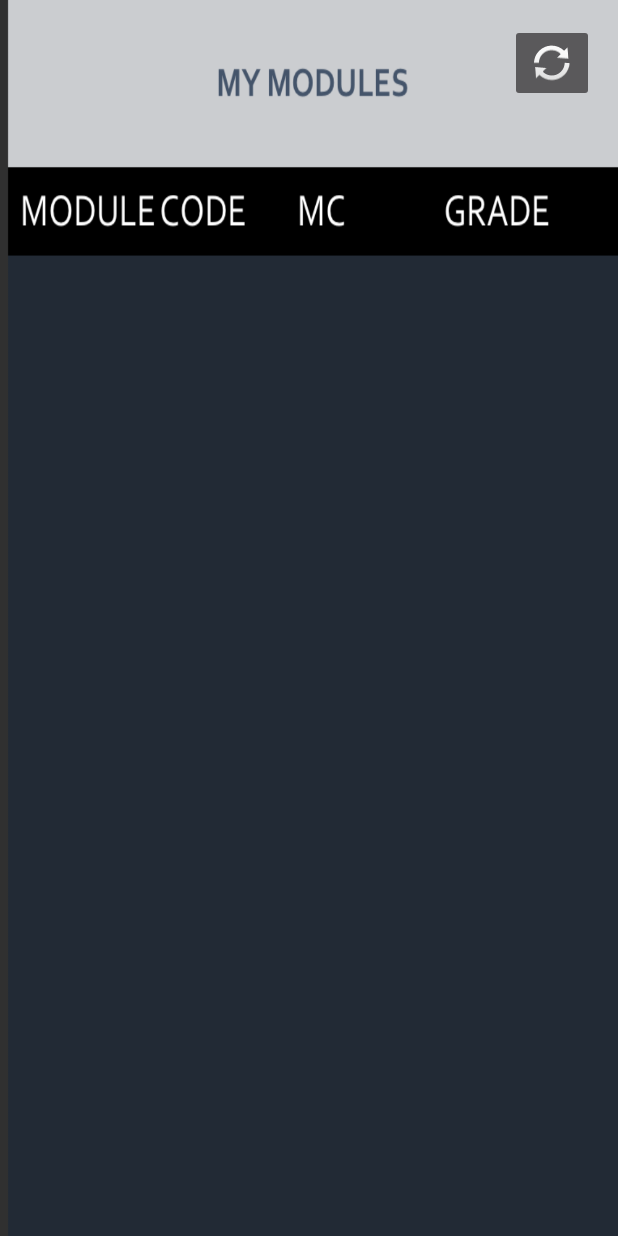
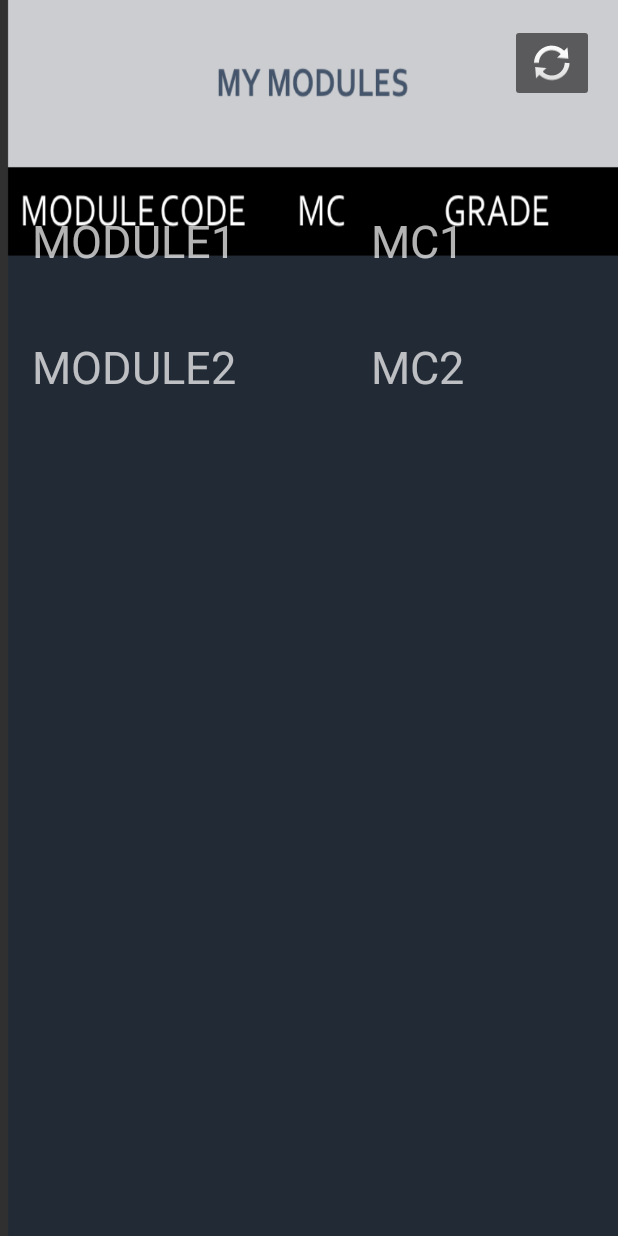
Before and after one commit to selinawj/CAPCULATOR, an Android app: the layout activity_my_modules.xml on its own in the app's theme, with its tools: preview values and no code run, on a phone screen of 412 x 824 dp. Run offline under Robolectric (Android 15) with nearby library versions, the light colour scheme and no system bars.

Commit message:
ModuleList layout(updated 1)

```diff
--- a/app/src/main/res/layout/activity_my_modules.xml
+++ b/app/src/main/res/layout/activity_my_modules.xml
@@ -3,10 +3,10 @@
     xmlns:tools="http://schemas.android.com/tools"
     android:layout_width="match_parent"
     android:layout_height="match_parent"
-    android:paddingBottom="@dimen/activity_vertical_margin"
+    android:paddingBottom="@dimen/activity_horizontal_margin"
     android:paddingLeft="@dimen/activity_horizontal_margin"
     android:paddingRight="@dimen/activity_horizontal_margin"
-    android:paddingTop="@dimen/activity_vertical_margin"
+    android:paddingTop="@dimen/activity_horizontal_margin"
     tools:context="capture.capculator.MyModules"
     android:background="@drawable/mymodlist"
     android:clickable="true">
@@ -21,11 +21,74 @@
         android:layout_alignParentEnd="true"
         android:src="@android:drawable/ic_popup_sync" />
 
-    <ScrollView
-        android:layout_width="wrap_content"
-        android:layout_height="wrap_content"
-        android:id="@+id/scrollView"
-        android:layout_centerVertical="true"
-        android:layout_centerHorizontal="true" />
+
+    <TableRow
+        android:id="@+id/tableRow1"
+        android:layout_width="500dip"
+        android:layout_height="50dip"
+        android:isScrollContainer="true"
+        android:paddingRight="2dip"
+        android:layout_marginTop="72dp"
+        android:layout_below="@+id/refresh"
+        android:layout_alignParentLeft="true"
+        android:layout_alignParentStart="true">
+        <TextView
+            android:layout_width="wrap_content"
+            android:layout_height="wrap_content"
+            android:text="MODULE1"
+            android:textSize="30dp"
+            android:layout_marginLeft="5dp"
+            android:id="@+id/textView11" />
+        <TextView
+            android:layout_width="wrap_content"
+            android:layout_height="wrap_content"
+            android:text="MC1"
+            android:textSize="30dp"
+            android:layout_marginLeft="90dp"
+            android:id="@+id/textView12" />
+        <TextView
+            android:layout_width="wrap_content"
+            android:layout_height="wrap_content"
+            android:text="GRADE1"
+            android:textSize="30dp"
+            android:layout_marginLeft="90dp"
+            android:id="@+id/textView13" />
+
+    </TableRow>
+
+    <TableRow
+        android:id="@+id/tableRow2"
+        android:layout_width="500dip"
+        android:layout_height="50dip"
+        android:isScrollContainer="true"
+        android:paddingRight="2dip"
+        android:layout_marginTop="34dp"
+        android:layout_below="@+id/tableRow1"
+        android:layout_alignParentLeft="true"
+        android:layout_alignParentStart="true">
+        <TextView
+            android:layout_width="wrap_content"
+            android:layout_height="wrap_content"
+            android:text="MODULE2"
+            android:textSize="30dp"
+            android:layout_marginLeft="5dp"
+            android:id="@+id/textView14" />
+        <TextView
+            android:layout_width="wrap_content"
+            android:layout_height="wrap_content"
+            android:text="MC2"
+            android:textSize="30dp"
+            android:layout_marginLeft="90dp"
+            android:id="@+id/textView15" />
+        <TextView
+            android:layout_width="wrap_content"
+            android:layout_height="wrap_content"
+            android:text="GRADE2"
+            android:textSize="30dp"
+            android:layout_marginLeft="90dp"
+            android:id="@+id/textView16" />
+
+    </TableRow>
+
 
 </RelativeLayout>
```
